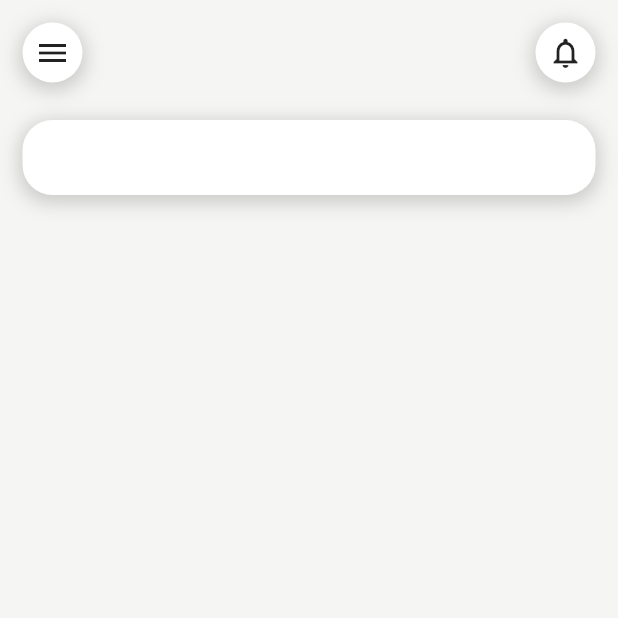
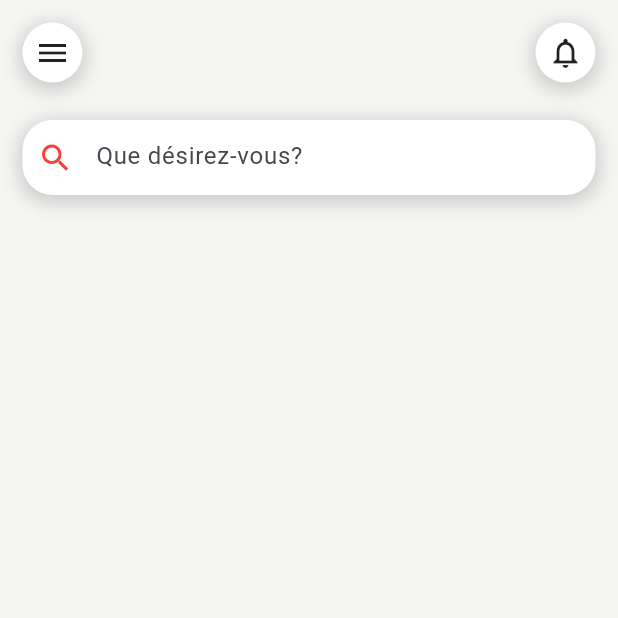
Before and after one commit to julianojosoa13/food_scope, a Flutter app: the screen it shows after launch, on a phone screen of 412 x 824 dp, the top half of it. Run offline on Flutter 3.47's test engine with Material 2 defaults, Android fonts, the phone set to English and light mode, and no system bars.

Commit message:
Barre de recherche (static) OK

```diff
--- a/lib/Pages/HomePage.dart
+++ b/lib/Pages/HomePage.dart
@@ -34,6 +34,31 @@ class HomePage extends StatelessWidget
                   ),
                 ]
               ),
+              child: Padding(
+                padding: EdgeInsets.symmetric(
+                  horizontal: 10,
+                ),
+                child: Row(
+                  children: [
+                    Icon(Icons.search, color: Colors.red),
+                    Container(
+                      height: 50,
+                      width: 300,
+                      child: Padding(
+                        padding: EdgeInsets.symmetric(
+                          horizontal: 15,
+                        ),
+                        child: TextFormField(
+                          decoration: InputDecoration(
+                            hintText: "Que désirez-vous?",
+                            border: InputBorder.none,
+                          ),
+                        ),
+                      )
+                    )
+                  ],
+                )
+              )
             )
           )
         ],
```
